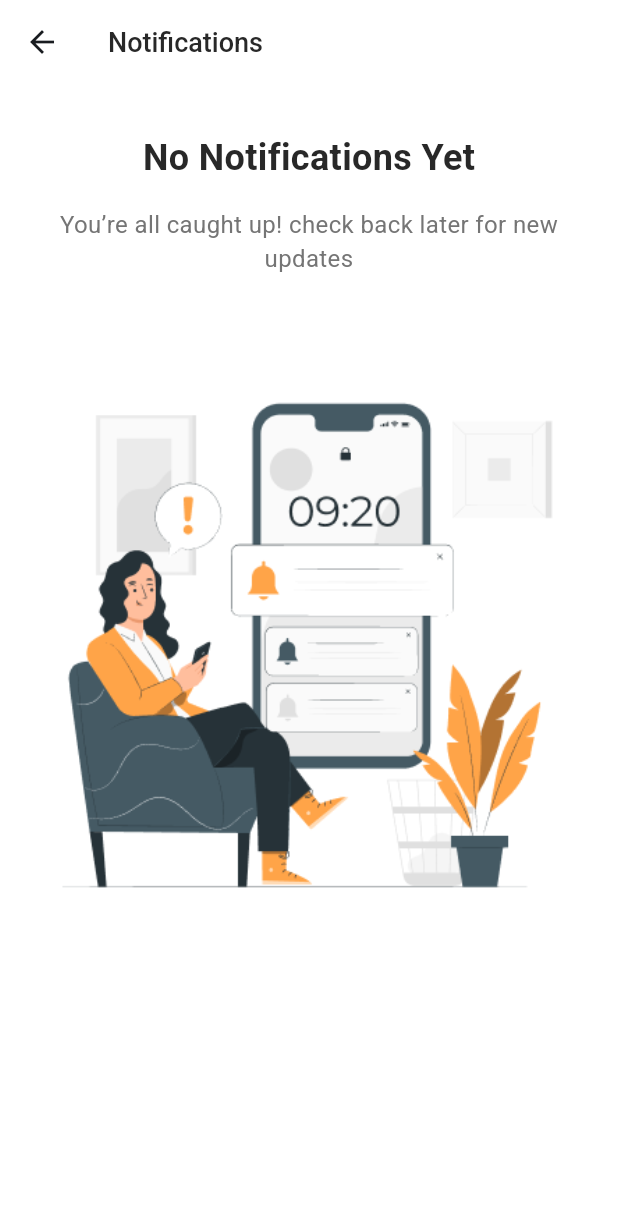
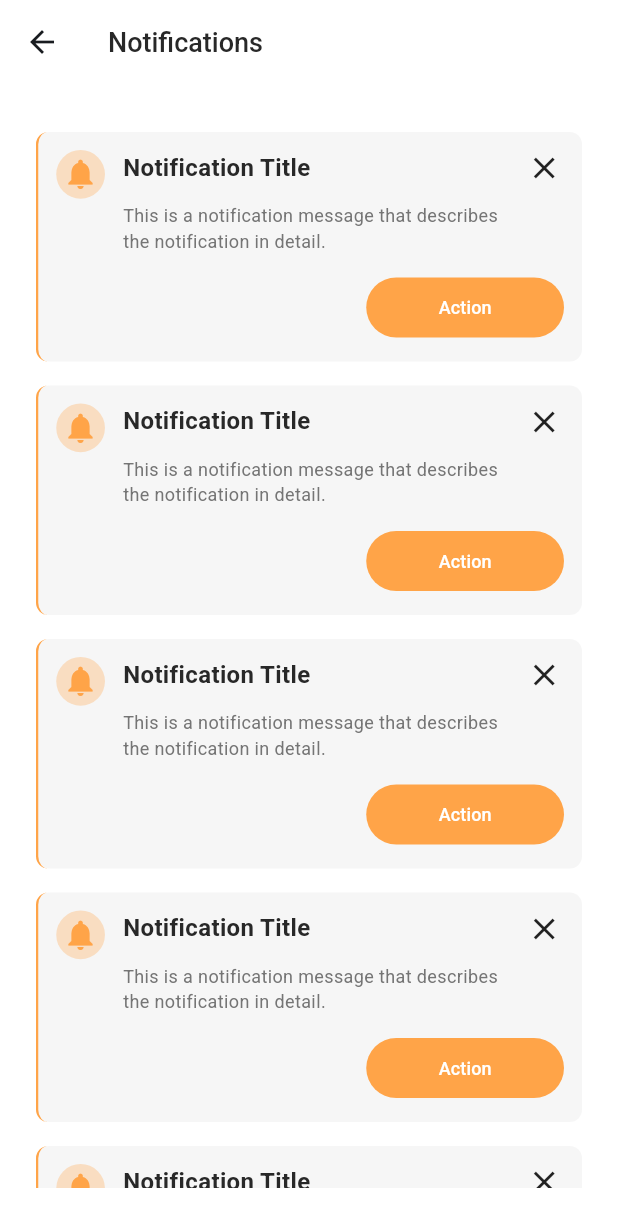
Before and after one commit to CoreVine/T-Ride-Driver-Flutter, a Flutter app: the NotificationsScreen screen opened by its route, on a phone screen of 412 x 824 dp. Shown: the top 1227 px of the screen. Run offline on Flutter 3.47's test engine with Material 3 defaults, Android fonts, the phone set to English and light mode, and no system bars; our stand-ins replace bloc, dio, equatable, flutter_bloc, flutter_screenutil, flutter_secure_storage and 4 more; accounts and stored records are empty.

Commit message:
finished notification card temp

```diff
--- a/lib/core/widgets/custom_button.dart
+++ b/lib/core/widgets/custom_button.dart
@@ -1,47 +1,48 @@
 import 'package:flutter/material.dart';
 import 'package:flutter_screenutil/flutter_screenutil.dart';
 import 'package:tride/core/theming/app_colors.dart';
-import 'package:tride/core/theming/app_paddings.dart';
 import 'package:tride/core/theming/app_strokes.dart';
 import 'package:tride/core/theming/app_text_styles.dart';
 
 class CustomButton extends StatelessWidget {
   final String text;
-  final double? width;
   final Color? bgColor;
+  final Color? borderColor;
+  final Color? textColor;
   final double? xPadding;
   final double? yPadding;
   final TextStyle? textStyle;
+  final Function()? onPressed;
   final bool isLoading;
-  final Function()? onPressed;
 
   const CustomButton({
     super.key,
-    this.width,
     this.bgColor,
+    this.textColor,
     this.xPadding,
     this.yPadding,
     this.textStyle,
-    this.isLoading = false,
     required this.text,
     required this.onPressed,
+    this.borderColor,
+    this.isLoading = false,
   });
 
   @override
   Widget build(BuildContext context) {
     return SizedBox(
-      width: width ?? double.infinity,
+      width: double.infinity,
       child: ElevatedButton(
         onPressed: onPressed,
         style: ElevatedButton.styleFrom(
+          elevation: 0,
           backgroundColor: bgColor ?? AppColors.orange,
-          padding: EdgeInsets.symmetric(
-            horizontal: xPadding != null ? xPadding!.w : AppPaddings.gapPadding8,
-            vertical: yPadding != null ? yPadding!.h : AppPaddings.gapPadding8,
-          ),
           shape: RoundedRectangleBorder(
-            borderRadius: BorderRadius.circular(30.r),
-            side: BorderSide(color: AppColors.transparent, width: 1.5.sp),
+            borderRadius: BorderRadius.circular(32.r),
+            side: BorderSide(
+              color: borderColor ?? AppColors.transparent,
+              width: 1.5.sp,
+            ),
           ),
         ),
         child:
@@ -50,10 +51,20 @@ class CustomButton extends StatelessWidget {
                   child: SizedBox(
                     width: 24,
                     height: 24,
-                    child: CircularProgressIndicator(color: AppColors.white, strokeWidth: AppStrokes.strokeVlg),
+                    child: CircularProgressIndicator(
+                      color: AppColors.white,
+                      strokeWidth: AppStrokes.strokeVlg,
+                    ),
                   ),
                 )
-                : Text(text, style: textStyle ?? AppTextStyles.roboto16SemiBold(context)),
+                : Text(
+                  text,
+                  style:
+                      textStyle ??
+                      AppTextStyles.roboto16SemiBold(
+                        context,
+                      ).copyWith(color: textColor ?? AppColors.white),
+                ),
       ),
     );
   }
--- /dev/null
+++ b/lib/features/notifications/presentation/widgets/empty_notifications_body.dart
@@ -0,0 +1,31 @@
+import 'package:flutter/material.dart';
+import 'package:tride/core/theming/app_assets.dart';
+import 'package:tride/core/theming/app_colors.dart';
+import 'package:tride/core/theming/app_text_styles.dart';
+import 'package:tride/generated/l10n.dart';
+
+class EmptyNotificationsBody extends StatelessWidget {
+  const EmptyNotificationsBody({super.key});
+
+  @override
+  Widget build(BuildContext context) {
+    return Column(
+      spacing: 16,
+      children: [
+        Text(
+          S.of(context).no_notifications_yet,
+          style: AppTextStyles.roboto24SemiBold(context),
+        ),
+        Text(
+          S.of(context).check_back_later,
+          textAlign: TextAlign.center,
+          style: AppTextStyles.roboto16Regular(
+            context,
+          ).copyWith(color: AppColors.darkGray),
+        ),
+        const SizedBox(height: 32),
+        Image.asset(AppAssets.pushNotificationImage),
+      ],
+    );
+  }
+}
--- /dev/null
+++ b/lib/features/notifications/presentation/widgets/notification_card.dart
@@ -0,0 +1,89 @@
+import 'package:flutter/material.dart';
+import 'package:flutter_screenutil/flutter_screenutil.dart';
+import 'package:tride/core/theming/app_colors.dart';
+import 'package:tride/core/theming/app_text_styles.dart';
+import 'package:tride/core/widgets/custom_button.dart';
+
+class NotificationCard extends StatelessWidget {
+  NotificationCard({super.key});
+  final String title = "Notification Title";
+  final String message =
+      "This is a notification message that describes the notification in detail.";
+  final String? actionText = "Action";
+  final bool haveAction = true;
+  final Color iconColor = AppColors.orange30;
+  final Color color = AppColors.orange;
+  final IconData icon = Icons.notifications;
+
+  @override
+  Widget build(BuildContext context) {
+    return Container(
+      padding: EdgeInsets.all(12),
+      decoration: BoxDecoration(
+        color: AppColors.gray,
+        borderRadius: BorderRadius.circular(8.r),
+        border: Border(left: BorderSide(color: color, width: 1.5)),
+      ),
+      child: Column(
+        mainAxisSize: MainAxisSize.min,
+        crossAxisAlignment: CrossAxisAlignment.end,
+        children: [
+          Row(
+            mainAxisAlignment: MainAxisAlignment.center,
+            crossAxisAlignment: CrossAxisAlignment.start,
+            spacing: 12,
+            children: [
+              CircleAvatar(
+                radius: 16.r,
+                backgroundColor: iconColor,
+                child: Icon(icon, color: color),
+              ),
+              Expanded(
+                child: Column(
+                  mainAxisSize: MainAxisSize.min,
+                  crossAxisAlignment: CrossAxisAlignment.start,
+                  mainAxisAlignment: MainAxisAlignment.start,
+                  spacing: 12,
+                  children: [
+                    Text(
+                      title,
+                      style: AppTextStyles.roboto16SemiBold(
+                        context,
+                      ).copyWith(color: AppColors.black),
+                    ),
+                    Text(
+                      message,
+                      style: AppTextStyles.roboto12Regular(
+                        context,
+                      ).copyWith(color: AppColors.darkGray),
+                    ),
+                  ],
+                ),
+              ),
+              SizedBox(
+                width: 24.w,
+                height: 24.h,
+                child: InkWell(onTap: () {}, child: Icon(Icons.clear)),
+              ),
+            ],
+          ),
+          if (haveAction)
+            SizedBox(
+              width: 120.w,
+              child: Padding(
+                padding: const EdgeInsets.only(top: 12),
+                child: CustomButton(
+                  text: actionText!,
+                  onPressed: () {},
+                  bgColor: color,
+                  textStyle: AppTextStyles.roboto12Medium(
+                    context,
+                  ).copyWith(color: AppColors.white),
+                ),
+              ),
+            ),
+        ],
+      ),
+    );
+  }
+}
--- a/lib/features/notifications/presentation/widgets/notifications_screen_body.dart
+++ b/lib/features/notifications/presentation/widgets/notifications_screen_body.dart
@@ -1,8 +1,5 @@
 import 'package:flutter/material.dart';
-import 'package:tride/core/theming/app_assets.dart';
-import 'package:tride/core/theming/app_colors.dart';
-import 'package:tride/core/theming/app_text_styles.dart';
-import 'package:tride/generated/l10n.dart';
+import 'package:tride/features/notifications/presentation/widgets/notification_card.dart';
 
 class NotificationsScreenBody extends StatelessWidget {
   const NotificationsScreenBody({super.key});
@@ -11,23 +8,13 @@ class NotificationsScreenBody extends StatelessWidget {
   Widget build(BuildContext context) {
     return Padding(
       padding: const EdgeInsets.symmetric(horizontal: 24.0, vertical: 32.0),
-      child: Column(
-        spacing: 16,
-        children: [
-          Text(
-            S.of(context).no_notifications_yet,
-            style: AppTextStyles.roboto24SemiBold(context),
-          ),
-          Text(
-            S.of(context).check_back_later,
-            textAlign: TextAlign.center,
-            style: AppTextStyles.roboto16Regular(
-              context,
-            ).copyWith(color: AppColors.darkGray),
-          ),
-          const SizedBox(height: 32),
-          Image.asset(AppAssets.pushNotificationImage),
-        ],
+      // child: EmptyNotificationsBody(),
+      child: ListView.separated(
+        itemCount: 5,
+        separatorBuilder: (context, index) => const SizedBox(height: 16),
+        itemBuilder: (context, index) {
+          return NotificationCard();
+        },
       ),
     );
   }
```
